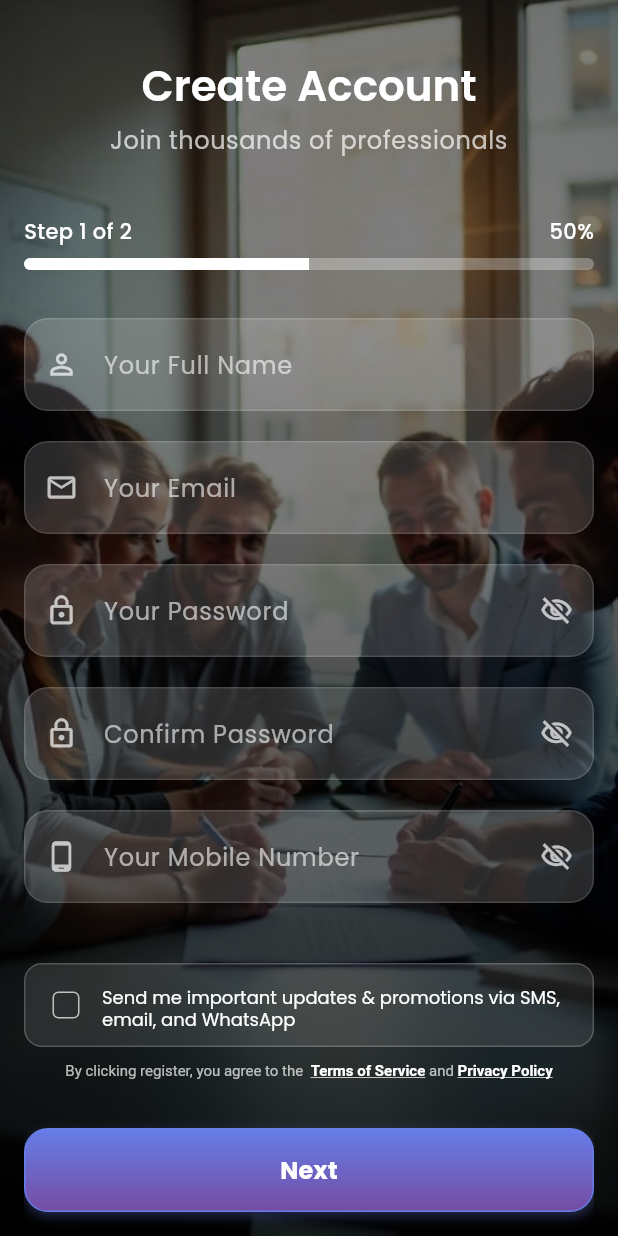
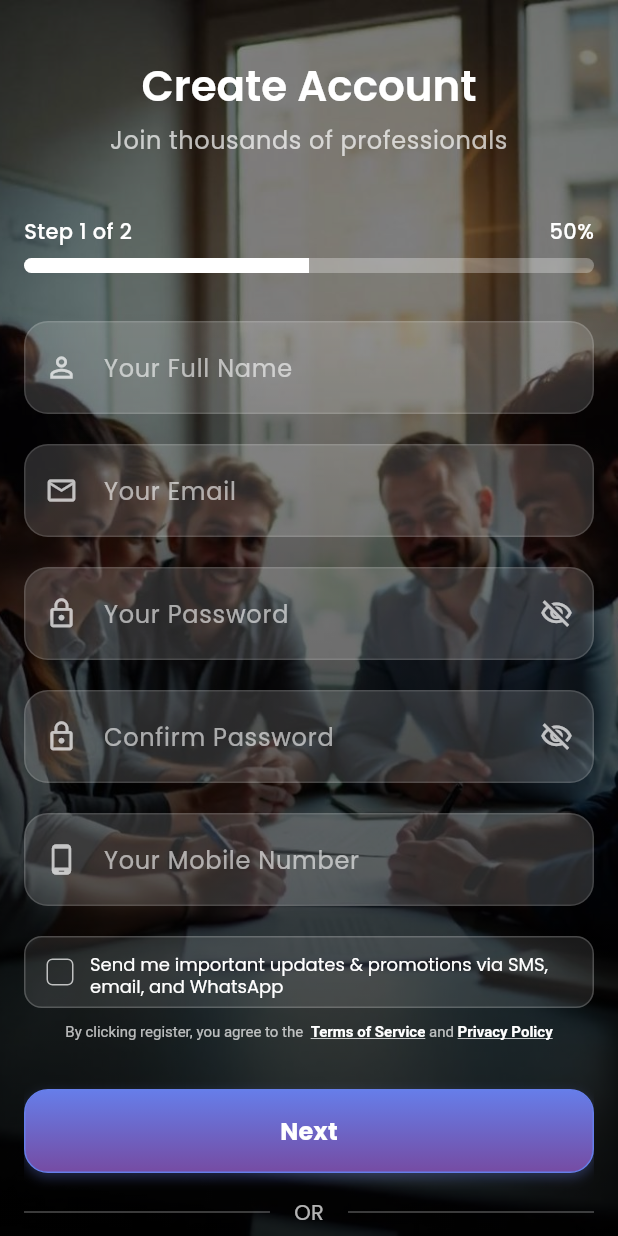
Before and after one commit to chtean3385/DEI_APP, a Flutter app: the SignupScreen screen opened directly, on a phone screen of 412 x 824 dp. Run offline on Flutter 3.47's test engine with Material 3 defaults, Android fonts, the phone set to English and light mode, and no system bars; our stand-ins replace cached_network_image, device_info_plus, dio, firebase_core, firebase_messaging, flutter_local_notifications and 7 more; accounts and stored records are empty.

Commit message:
design fixes

```diff
--- a/lib/constants/app_styles.dart
+++ b/lib/constants/app_styles.dart
@@ -14,5 +14,6 @@ Widget gap() => const SizedBox(height: 10);
 Widget gapW6() => const SizedBox(width: 6);
 Widget gapW8() => const SizedBox(width: 8);
 Widget gap16() => const SizedBox(height: 16);
+Widget gap20() => const SizedBox(height: 20);
 Widget gap32() => const SizedBox(height: 32);
 Widget width32() => const SizedBox(width: 32);
--- a/lib/ui/pages/auth/signup/components/registration_progress_bar.dart
+++ b/lib/ui/pages/auth/signup/components/registration_progress_bar.dart
@@ -35,12 +35,12 @@ class RegistrationProgressBar extends StatelessWidget {
         ),
         const SizedBox(height: 8),
         ClipRRect(
-          borderRadius: BorderRadius.circular(8), // Rounded corners
+          borderRadius: BorderRadius.circular(16), // Rounded corners
           child: LinearProgressIndicator(
             value: (currentStep + 1) / totalSteps,
             backgroundColor: Colors.white.withOpacity(0.3),
             valueColor: const AlwaysStoppedAnimation<Color>(Colors.white),
-            minHeight: 8,
+            minHeight: 10,
           ),
         ),
       ],
--- a/lib/ui/pages/auth/signup/components/update_check_box.dart
+++ b/lib/ui/pages/auth/signup/components/update_check_box.dart
@@ -53,6 +53,7 @@ class _UpdatesCheckboxState extends State<UpdatesCheckbox> {
               child: Checkbox(
                 value: _value,
                 onChanged: _toggle,
+                visualDensity: VisualDensity.compact,
                 activeColor: const Color(0xFF667eea),
                 side: const BorderSide(color: Colors.white70),
                 shape: RoundedRectangleBorder(
--- a/lib/ui/pages/auth/signup/widgets/basic_info.dart
+++ b/lib/ui/pages/auth/signup/widgets/basic_info.dart
@@ -57,7 +57,7 @@ class _BasicPersonalInfoState extends State<BasicPersonalInfo>
               textCapitalization: TextCapitalization.words,
             ),
 
-            SizedBox(height: 20),
+            gap20(),
 
             // Email Field
             TransparentFormField(
@@ -68,7 +68,7 @@ class _BasicPersonalInfoState extends State<BasicPersonalInfo>
               validator: AppValidators.email,
             ),
 
-            SizedBox(height: 20),
+            gap20(),
 
             // Password Field
             TransparentFormField(
@@ -79,7 +79,7 @@ class _BasicPersonalInfoState extends State<BasicPersonalInfo>
               validator: AppValidators.password,
             ),
 
-            SizedBox(height: 20),
+            gap20(),
 
             // Confirm Password Field
             TransparentFormField(
@@ -90,21 +90,19 @@ class _BasicPersonalInfoState extends State<BasicPersonalInfo>
               validator: AppValidators.password,
             ),
 
-            SizedBox(height: 20),
+            gap20(),
 
             // Confirm Password Field
             TransparentFormField(
               controller: _mobileController,
               hint: AppStrings.mobile,
               icon: Icons.phone_android,
-              isPassword: true,
               validator: AppValidators.phone,
             ),
 
-            SizedBox(height: 16),
 
             // Work Status Selection
-            SizedBox(height: 24),
+            gap20(),
 
             // SMS/Email Updates Checkbox
             UpdatesCheckbox(
@@ -117,12 +115,13 @@ class _BasicPersonalInfoState extends State<BasicPersonalInfo>
             // Terms and Conditions
             const TermsAndConditions(),
 
-            SizedBox(height: 32),
+            gap16(),
+            gap16(),
 
             // Sign Up Button
             _nextButton(),
 
-            SizedBox(height: 24),
+            gap16(),
 
             // Divider
             Row(
@@ -139,7 +138,7 @@ class _BasicPersonalInfoState extends State<BasicPersonalInfo>
               ],
             ),
 
-            SizedBox(height: 32),
+           gap16(),
 
             // Login Link
             GestureDetector(
```
